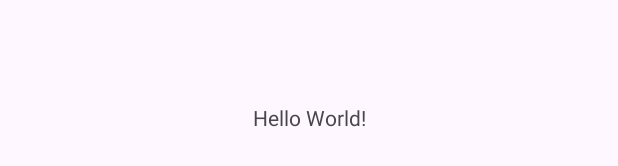
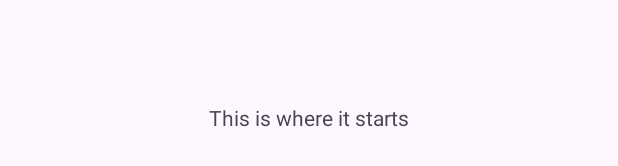
Before and after one commit to miyakibanas/Strive, an Android app: the layout activity_main.xml on its own in the app's theme, with its tools: preview values and no code run, on a phone screen of 412 x 824 dp. Shown: the part 501-667 px from the top of the screen. Run offline under Robolectric (Android 15) with nearby library versions, the phone set to English and light mode, and no system bars.

Commit message:
Add files via upload
New Version

```diff
--- /dev/null
+++ b/Strive/app/src/main/java/edu/utsa/cs3443/strive/Model/AffirmAlarm.java
@@ -0,0 +1,4 @@
+package edu.utsa.cs3443.strive.Model;
+
+public class AffirmAlarm {
+}
--- /dev/null
+++ b/Strive/app/src/main/java/edu/utsa/cs3443/strive/Model/Alarm.java
@@ -0,0 +1,4 @@
+package edu.utsa.cs3443.strive.Model;
+
+public abstract class Alarm {
+}
--- /dev/null
+++ b/Strive/app/src/main/java/edu/utsa/cs3443/strive/Model/CustomAlarm.java
@@ -0,0 +1,4 @@
+package edu.utsa.cs3443.strive.Model;
+
+public class CustomAlarm {
+}
--- /dev/null
+++ b/Strive/app/src/main/java/edu/utsa/cs3443/strive/Model/ExerciseAlarm.java
@@ -0,0 +1,4 @@
+package edu.utsa.cs3443.strive.Model;
+
+public class ExerciseAlarm {
+}
--- /dev/null
+++ b/Strive/app/src/main/java/edu/utsa/cs3443/strive/Model/GameAlarm.java
@@ -0,0 +1,4 @@
+package edu.utsa.cs3443.strive.Model;
+
+public class GameAlarm {
+}
--- a/Strive/app/src/main/res/layout/activity_main.xml
+++ b/Strive/app/src/main/res/layout/activity_main.xml
@@ -9,7 +9,7 @@
     <TextView
         android:layout_width="wrap_content"
         android:layout_height="wrap_content"
-        android:text="Hello World!"
+        android:text="This is where it starts"
         app:layout_constraintBottom_toBottomOf="parent"
         app:layout_constraintEnd_toEndOf="parent"
         app:layout_constraintStart_toStartOf="parent"
```
